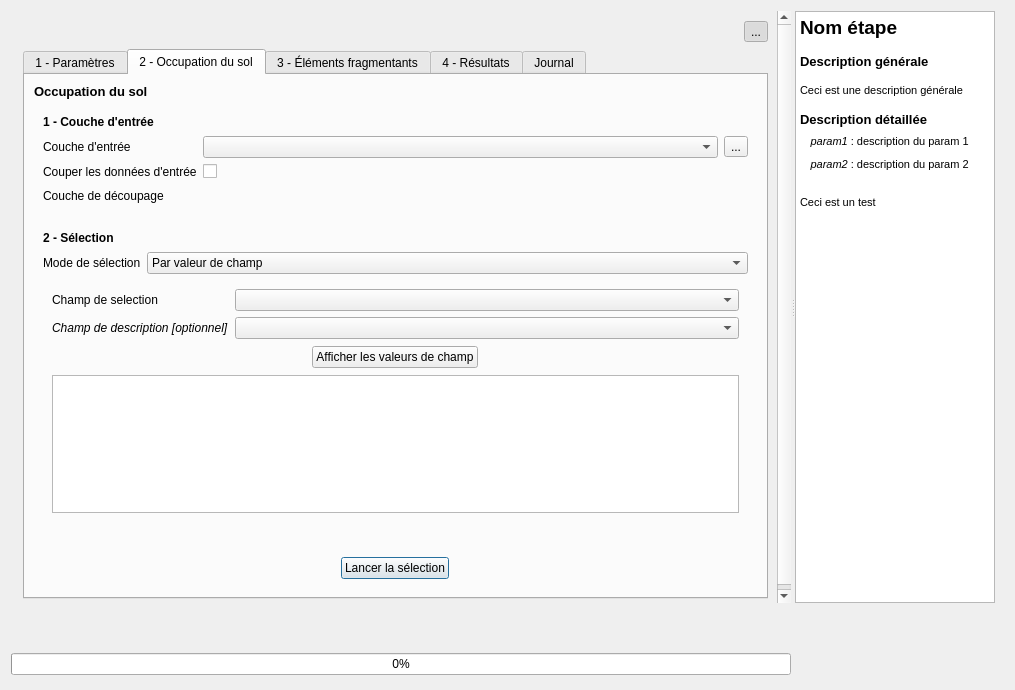
Above: FragScape_dialog_base.ui from MathieuChailloux/FragScape before the change. Below: the same form after it.
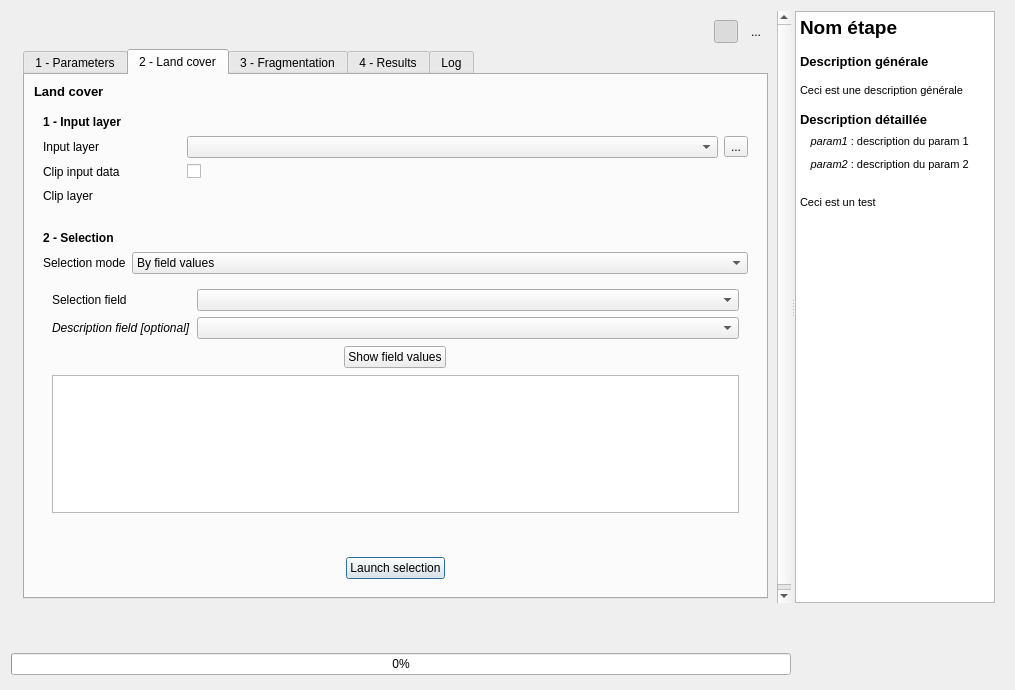
That is the form after the change. The open tabs and pages were chosen to show the change. Icons and pictures are not drawn. Custom widgets are drawn as their Qt base class.

```diff
--- a/FragScape_dialog_base.ui
+++ b/FragScape_dialog_base.ui
@@ -106,7 +106,7 @@
               <bool>true</bool>
              </property>
              <property name="checked">
-              <bool>true</bool>
+              <bool>false</bool>
              </property>
              <property name="autoRaise">
               <bool>true</bool>
@@ -174,6 +174,9 @@
              <property name="checkable">
               <bool>true</bool>
              </property>
+             <property name="checked">
+              <bool>true</bool>
+             </property>
              <property name="autoRaise">
               <bool>true</bool>
              </property>
@@ -263,7 +266,7 @@
              </property>
              <widget class="QWidget" name="paramsTab">
               <attribute name="title">
-               <string>1 - Paramètres</string>
+               <string>1 - Parameters</string>
               </attribute>
               <layout class="QVBoxLayout" name="verticalLayout">
                <item>
@@ -464,7 +467,7 @@
              </widget>
              <widget class="QWidget" name="landuseTab">
               <attribute name="title">
-               <string>2 - Occupation du sol</string>
+               <string>2 - Land cover</string>
               </attribute>
               <layout class="QGridLayout" name="gridLayout_11">
                <item row="0" column="0">
@@ -483,7 +486,7 @@
                   </font>
                  </property>
                  <property name="text">
-                  <string>Occupation du sol</string>
+                  <string>Land cover</string>
                  </property>
                 </widget>
                </item>
@@ -529,7 +532,7 @@
                      </font>
                     </property>
                     <property name="text">
-                     <string>1 - Couche d'entrée</string>
+                     <string>1 - Input layer</string>
                     </property>
                    </widget>
                   </item>
@@ -551,7 +554,7 @@
                      <enum>Qt::LeftToRight</enum>
                     </property>
                     <property name="text">
-                     <string>Couche d'entrée</string>
+                     <string>Input layer</string>
                     </property>
                    </widget>
                   </item>
@@ -596,7 +599,7 @@
                      <enum>Qt::LeftToRight</enum>
                     </property>
                     <property name="text">
-                     <string>Couper les données d'entrée</string>
+                     <string>Clip input data</string>
                     </property>
                    </widget>
                   </item>
@@ -631,7 +634,7 @@
                      <enum>Qt::LeftToRight</enum>
                     </property>
                     <property name="text">
-                     <string>Couche de découpage</string>
+                     <string>Clip layer</string>
                     </property>
                    </widget>
                   </item>
@@ -714,7 +717,7 @@
                         <enum>Qt::LeftToRight</enum>
                        </property>
                        <property name="text">
-                        <string>Lancer la sélection</string>
+                        <string>Launch selection</string>
                        </property>
                        <property name="icon">
                         <iconset resource="resources.qrc">
@@ -729,7 +732,7 @@
                    <widget class="QComboBox" name="landuseSelectionMode">
                     <item>
                      <property name="text">
-                      <string>Par valeur de champ</string>
+                      <string>By field values</string>
                      </property>
                     </item>
                     <item>
@@ -760,7 +763,7 @@
                      </font>
                     </property>
                     <property name="text">
-                     <string>2 - Sélection</string>
+                     <string>2 - Selection</string>
                     </property>
                    </widget>
                   </item>
@@ -779,7 +782,7 @@
                      </size>
                     </property>
                     <property name="text">
-                     <string>Mode de sélection</string>
+                     <string>Selection mode</string>
                     </property>
                    </widget>
                   </item>
@@ -811,7 +814,7 @@
                          </size>
                         </property>
                         <property name="text">
-                         <string>Champ de selection</string>
+                         <string>Selection field</string>
                         </property>
                        </widget>
                       </item>
@@ -845,7 +848,7 @@
                          </font>
                         </property>
                         <property name="text">
-                         <string>Champ de description [optionnel]</string>
+                         <string>Description field [optional]</string>
                         </property>
                        </widget>
                       </item>
@@ -910,7 +913,7 @@
                             <enum>Qt::LeftToRight</enum>
                            </property>
                            <property name="text">
-                            <string>Afficher les valeurs de champ</string>
+                            <string>Show field values</string>
                            </property>
                            <property name="icon">
                             <iconset resource="resources.qrc">
@@ -997,7 +1000,7 @@
              </widget>
              <widget class="QWidget" name="tab">
               <attribute name="title">
-               <string>3 - Éléments fragmentants</string>
+               <string>3 - Fragmentation</string>
               </attribute>
               <layout class="QGridLayout" name="gridLayout_14">
                <item row="0" column="0">
@@ -1584,7 +1587,7 @@
              </widget>
              <widget class="QWidget" name="fusionTab">
               <attribute name="title">
-               <string>4 - Résultats</string>
+               <string>4 - Results</string>
               </attribute>
               <layout class="QGridLayout" name="gridLayout_9">
                <item row="0" column="0">
@@ -2043,7 +2046,7 @@
              </widget>
              <widget class="QWidget" name="logTab">
               <attribute name="title">
-               <string>Journal</string>
+               <string>Log</string>
               </attribute>
               <layout class="QVBoxLayout" name="verticalLayout_3">
                <property name="spacing">
```
Left out of the diff: 94 changed lines with no effect on the pictures.
